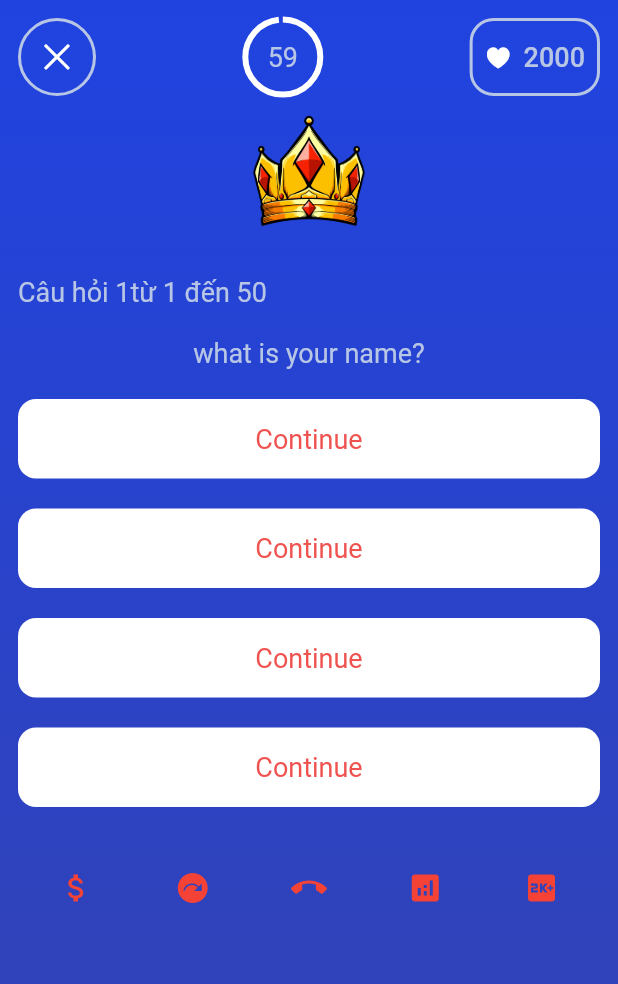
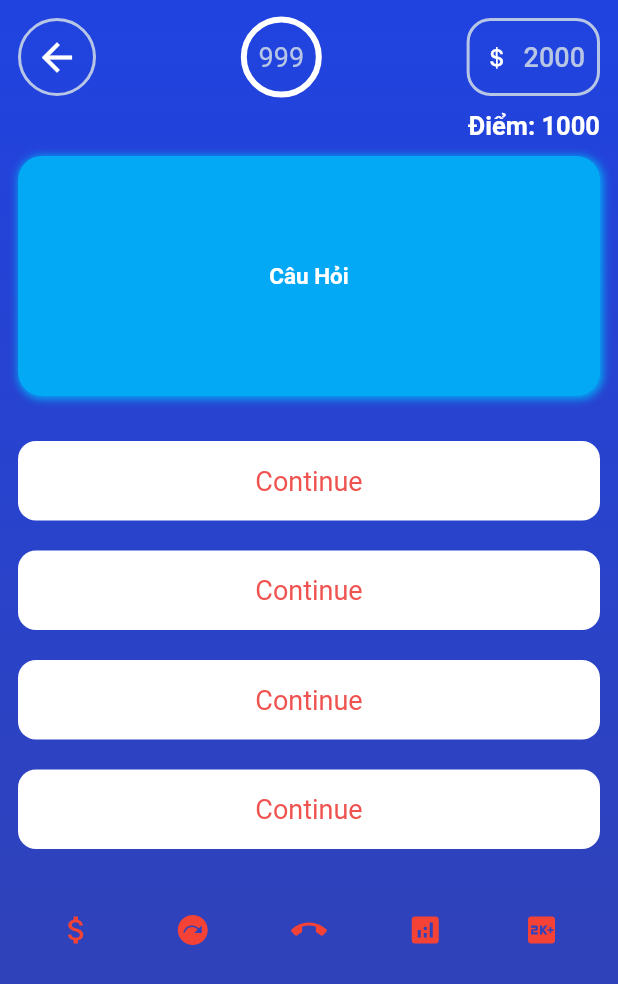
Before and after one commit to VanTanDao/DoAnDiDong, a Flutter app: the QuizScreen screen opened directly, on a phone screen of 412 x 824 dp. Shown: the top 984 px of the screen. Run offline on Flutter 3.47's test engine with Material 2 defaults, Android fonts, the phone set to English and light mode, and no system bars; missing offline and left inert: dart:ffi; Roboto replaces fonts that are missing (quick_bold, quick_seml).

Commit message:
update 9-12

```diff
--- a/lib/Quiz/quiztions_sceen.dart
+++ b/lib/Quiz/quiztions_sceen.dart
@@ -3,8 +3,10 @@ import 'dart:async';
 import 'package:flutter/cupertino.dart';
 import 'package:flutter/material.dart';
 import 'package:vantan/Quiz/colors.dart';
-import 'package:vantan/Quiz/quiz_app.dart';
+import 'package:vantan/Quiz/game_over.dart';
 import 'package:vantan/Quiz/text_style.dart';
+import 'package:vantan/giaodienchoi.dart';
+import 'package:vantan/trang_chu.dart';
 
 class QuizScreen extends StatefulWidget {
   const QuizScreen({Key? key}) : super(key: key);
@@ -28,7 +30,7 @@ class _QuizScreenState extends State<QuizScreen> {
     super.dispose();
   }
 
-  int seconds = 60;
+  int seconds = 1000;
   Timer? timer;
   var currentQuestionIndex = 0;
 
@@ -60,7 +62,6 @@ class _QuizScreenState extends State<QuizScreen> {
               colors: [blue, darkBlue],
             ),
           ),
-          child: SingleChildScrollView(
           child: Column(children: [
             Row(
               mainAxisAlignment: MainAxisAlignment.spaceBetween,
@@ -72,26 +73,50 @@ class _QuizScreenState extends State<QuizScreen> {
                   ),
                   child: IconButton(
                       onPressed: () {
-                          Navigator.pop(context); //trả về gd gameover
+                        showDialog(
+                          context: context,
+                          builder: (context) {
+                            return AlertDialog(
+                              content: Text(
+                                  'Nếu quay về thì bạn sẽ thua, bạn chắc chưa ?'),
+                              actions: [
+                                TextButton(
+                                    onPressed: () => Navigator.pop(context),
+                                    child: Text('Không')),
+                                TextButton(
+                                    onPressed: () => Navigator.of(context)
+                                        .pushAndRemoveUntil(
+                                            MaterialPageRoute(
+                                              builder: (context) => TrangChu(),
+                                            ),
+                                            (Route<dynamic> route) => false),
+                                    child: Text('Có')),
+                              ],
+                            );
+                          },
+                        );
+                        // Navigator.of(context).pushAndRemoveUntil(
+                        //     MaterialPageRoute(
+                        //       builder: (context) => Giaodienchoi(),
+                        //     ),
+                        //     (Route<dynamic> route) => false);
                       },
                       icon: const Icon(
-                          CupertinoIcons.xmark,
+                        Icons.arrow_back,
                         color: Colors.white,
-                          size: 25,
+                        size: 30,
                       )),
                 ),
                 Stack(
                   alignment: Alignment.center,
                   children: [
-                      normalText(
-                          color: Colors.white, size: 22, text: "$seconds"),
+                    normalText(color: Colors.white, size: 25, text: "$seconds"),
                     SizedBox(
                       width: 50,
                       height: 50,
                       child: CircularProgressIndicator(
                         value: seconds / 60,
-                          valueColor:
-                              const AlwaysStoppedAnimation(Colors.white),
+                        valueColor: const AlwaysStoppedAnimation(Colors.white),
                       ),
                     )
                   ],
@@ -103,31 +128,62 @@ class _QuizScreenState extends State<QuizScreen> {
                   ),
                   child: TextButton.icon(
                       onPressed: null,
-                        icon: const Icon(CupertinoIcons.heart_fill,
-                            color: Colors.white, size: 18),
+                      icon: const Icon(CupertinoIcons.money_dollar,
+                          color: Colors.white, size: 20),
                       label: normalText(
-                            color: Colors.white, size: 14, text: "2000")),
+                          color: Colors.white, size: 10, text: "2000")),
                 ),
               ],
             ),
-              SizedBox(
-                  // height: 20,
+
+            const SizedBox(height: 10),
+            Container(
+              alignment: Alignment.centerRight,
+              child: Text(
+                "Điểm: 1000",
+                style: TextStyle(
+                  fontSize: 17,
+                  color: Colors.white,
+                  fontWeight: FontWeight.bold,
                 ),
-              Image.asset(
-                "icons/logo_2.png",
-                width: 100,
               ),
-              const SizedBox(height: 20),
-              Align(
-                  alignment: Alignment.centerLeft,
-                  child: normalText(
-                      color: lightgrey,
-                      size: 18,
-                      text: "Câu hỏi ${currentQuestionIndex + 1}từ 1 đến 50")),
-              const SizedBox(height: 20),
-              normalText(
-                  color: Colors.white, size: 18, text: "what is your name?"),
-              const SizedBox(height: 20),
+            ),
+            Container(
+              margin: EdgeInsets.only(top: 10, bottom: 30),
+              alignment: Alignment.center,
+              width: 400,
+              height: 160,
+              decoration: BoxDecoration(
+                  color: Colors.lightBlue,
+                  borderRadius: BorderRadius.circular(16),
+                  boxShadow: [
+                    new BoxShadow(
+                      color: Colors.lightBlue,
+                      offset: Offset(1.0, 1.0),
+                      blurRadius: 4.0,
+                      spreadRadius: 1.0,
+                    )
+                  ]),
+              child: Text(
+                "Câu Hỏi",
+                style: TextStyle(
+                  fontSize: 15,
+                  color: Colors.white,
+                  fontWeight: FontWeight.bold,
+                ),
+              ),
+            ),
+            // Align(
+            //     alignment: Alignment.centerLeft,
+            //     child: normalText(
+            //         color: lightgrey,
+            //         size: 18,
+            //         text: "Câu hỏi ${currentQuestionIndex + 1}từ 1 đến 50")),
+            // const SizedBox(height: 20),
+            // normalText(
+            //     color: Colors.white, size: 18, text: "what is your name?"),
+            // const SizedBox(height: 20),
+
             ListView.builder(
                 shrinkWrap: true,
                 itemCount: 4,
@@ -141,8 +197,7 @@ class _QuizScreenState extends State<QuizScreen> {
                       color: Colors.white,
                       borderRadius: BorderRadius.circular(12),
                     ),
-                      child:
-                          headingText(color: blue, size: 18, text: "Continue"),
+                    child: headingText(color: blue, size: 18, text: "Continue"),
                   );
                 }),
             Container(
@@ -196,7 +251,6 @@ class _QuizScreenState extends State<QuizScreen> {
           ]),
         ),
       ),
-      ),
     );
   }
 }
--- a/lib/View/login.dart
+++ b/lib/View/login.dart
@@ -1,6 +1,6 @@
 import 'package:flutter/material.dart';
 import 'package:vantan/giaodienchoi.dart';
-import 'package:vantan/giaodienstar.dart';
+
 import 'package:vantan/quenmatkhau.dart';
 import 'package:vantan/View/register.dart';
 import 'package:vantan/trang_chu.dart';
--- a/lib/main.dart
+++ b/lib/main.dart
@@ -1,7 +1,7 @@
-import 'package:vantan/Quiz/quiz_app.dart';
+import 'package:vantan/Quiz/game_over.dart';
+import 'package:vantan/Quiz/quiztions_sceen.dart';
 import 'package:vantan/doimatkhau.dart';
 import 'package:vantan/giaodienchoi.dart';
-import 'package:vantan/giaodienstar.dart';
 import 'package:vantan/View/login.dart';
 import 'package:vantan/quenmatkhau.dart';
 import 'package:vantan/View/register.dart';
--- a/lib/quenmatkhau.dart
+++ b/lib/quenmatkhau.dart
@@ -6,13 +6,13 @@ class Quenmatkau extends StatelessWidget {
   Widget build(BuildContext context) {
     return Scaffold(
       appBar: AppBar(
-        backgroundColor: Colors.red,
+        backgroundColor: Colors.grey,
         elevation: 4.0,
         // actions: [
         //   IconButton(onPressed: () {}, icon: Icon(Icons.volume_mute)),
         // ],
         // title: const Text('Đăng Nhập'),
-        leading: IconButton(onPressed: () {}, icon: Icon(Icons.arrow_back)),
+        // leading: IconButton(onPressed: () {}, icon: Icon(Icons.arrow_back)),
       ),
       body: Container(
         color: Color.fromARGB(255, 14, 125, 235),
```
Also changed, not shown: lib/Quiz/game_over.dart (added, +83 -0 lines), lib/Quiz/quiz_app.dart (deleted, +0 -83 lines), lib/View/register.dart (+19 -19 lines), lib/giaodienchoi.dart (+11 -9 lines), lib/giaodienstar.dart (deleted, +0 -273 lines), icons/game_over.jpg (added). Lines whose indentation alone changed are shown as unchanged.
